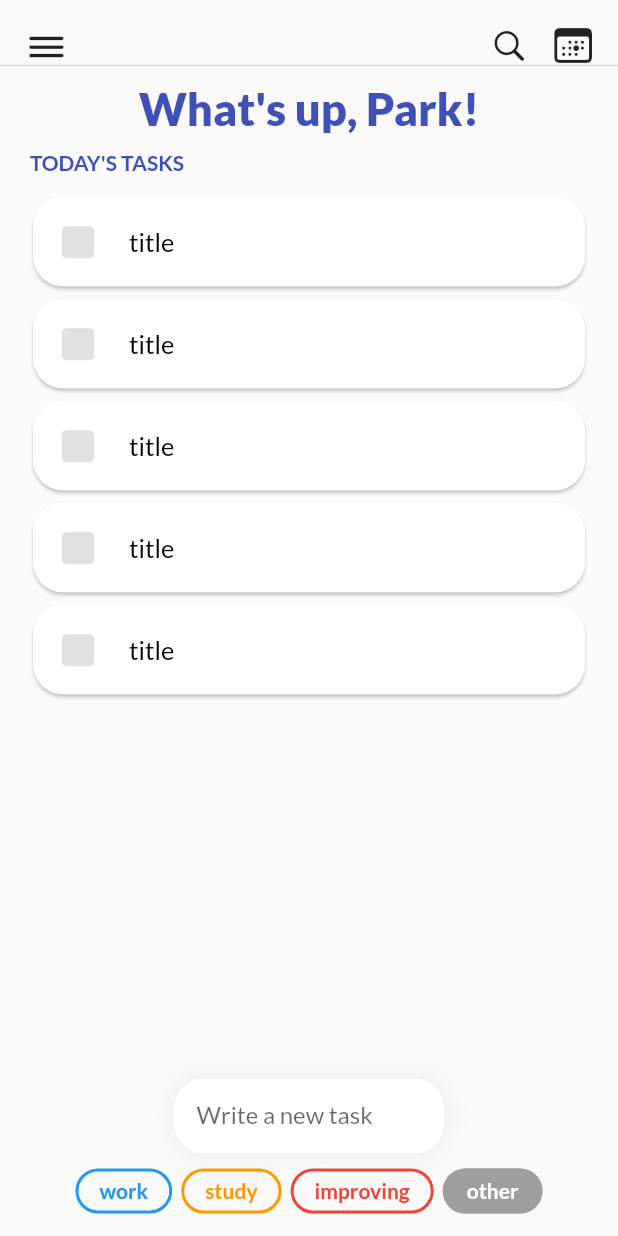
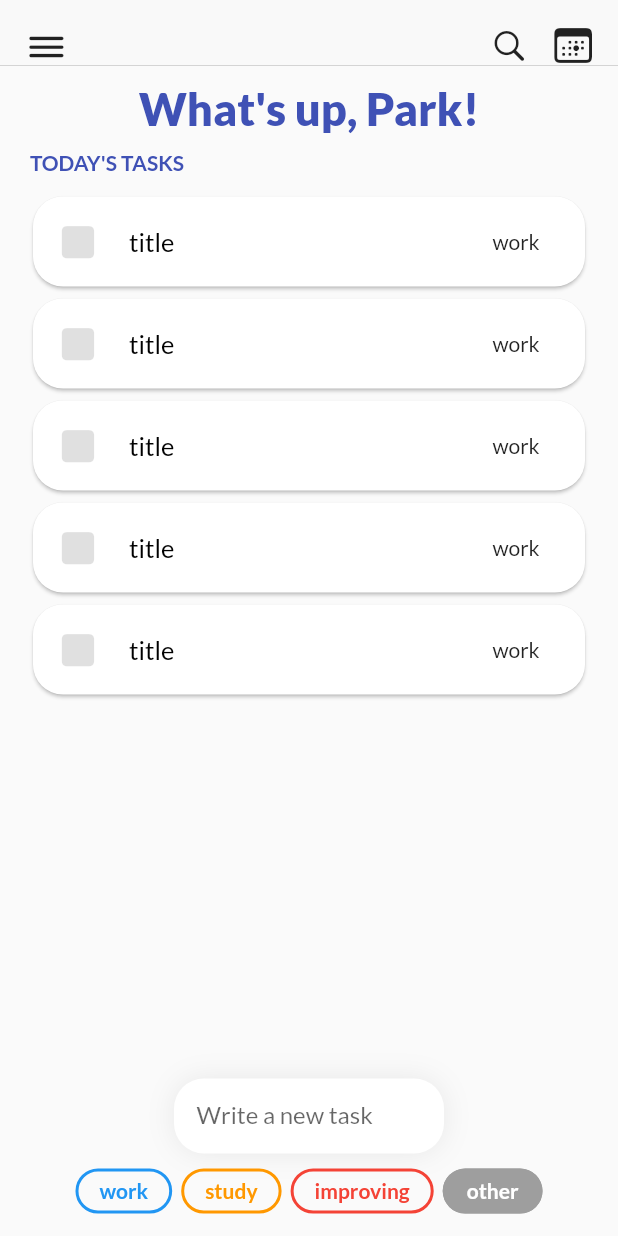
Before and after one commit to ParkSoravee/Todo_App, a Flutter app: the screen it shows after launch, on a phone screen of 412 x 824 dp. Run offline on Flutter 3.47's test engine with Material 2 defaults, Android fonts, the phone set to English and light mode, and no system bars; our stand-ins replace flutter_keyboard_visibility.

Commit message:
add tag and duedate in add task function.

```diff
--- a/lib/new_task/new_task.dart
+++ b/lib/new_task/new_task.dart
@@ -2,6 +2,7 @@ import 'package:flutter/gestures.dart';
 import 'package:flutter/material.dart';
 import 'package:flutter_keyboard_visibility/flutter_keyboard_visibility.dart';
 import 'package:provider/provider.dart';
+import 'package:intl/intl.dart';
 import 'package:todo_app/new_task/tags/tag_button.dart';
 import 'package:todo_app/providers/tags.dart';
 import 'package:todo_app/providers/tasks.dart';
@@ -23,6 +24,7 @@ class _NewTaskState extends State<NewTask> {
   void _addTask() {
     if (_controller.text.isEmpty) {
       // _showTagSelect = false;
+      _dueDate = null;
       _focusNode.unfocus();
       return;
     }
@@ -30,19 +32,33 @@ class _NewTaskState extends State<NewTask> {
       Task(
         DateTime.now().toString(),
         _controller.text,
-        _tag,
+        (_tag), //! save Tag Object
         _dueDate,
       ),
     );
     // _showTagSelect = false;
     _focusNode.unfocus();
     _controller.clear();
+    _dueDate = null;
+    _tag = 'other';
   }
 
   void selectTag(String tag) {
     setState(() {
       _tag = tag;
     });
+  }
+
+  Future<void> _selectDate() async {
+    final selectedDate = await showDatePicker(
+      context: context,
+      initialDate: DateTime.now(),
+      firstDate: DateTime(2021),
+      lastDate: DateTime(2025),
+    );
+    if (selectedDate != null) {
+      _dueDate = selectedDate;
+    }
   }
 
   @override
@@ -95,6 +111,10 @@ class _NewTaskState extends State<NewTask> {
                 ),
               ],
             ),
+            child: Row(
+              mainAxisSize: MainAxisSize.min,
+              children: [
+                Expanded(
                   child: TextField(
                     focusNode: _focusNode,
                     controller: _controller,
@@ -102,12 +122,32 @@ class _NewTaskState extends State<NewTask> {
                     decoration: InputDecoration(
                       border: InputBorder.none,
                       contentPadding:
-                    EdgeInsets.only(bottom: 15, left: 15, right: 15),
+                          EdgeInsets.only(bottom: 15, left: 15, right: 5),
                       labelText: 'Write a new task',
                       floatingLabelBehavior: FloatingLabelBehavior.never,
                     ),
                     onEditingComplete: _addTask,
-              // onSubmitted: _addTask,
+                  ),
+                ),
+                if (_isOnFocus)
+                  TextButton(
+                    onPressed: _selectDate,
+                    child: _dueDate == null
+                        ? Icon(Icons.calendar_today)
+                        : Text(
+                            DateFormat('d/M').format(_dueDate!),
+                            style: TextStyle(
+                              fontWeight: FontWeight.w700,
+                              fontSize: 16,
+                            ),
+                          ),
+                    style: TextButton.styleFrom(
+                      minimumSize: Size(50, 50),
+                      shape: RoundedRectangleBorder(
+                          borderRadius: BorderRadius.circular(20)),
+                    ),
+                  )
+              ],
             ),
           ),
           SizedBox(
--- a/lib/providers/tags.dart
+++ b/lib/providers/tags.dart
@@ -18,4 +18,8 @@ class Tags with ChangeNotifier {
   List<Tag> get tags {
     return [..._tags];
   }
+
+  Tag findTagByTitle(String title) {
+    return _tags.firstWhere((tag) => tag.title == title);
+  }
 }
--- a/lib/widgets/todo_card.dart
+++ b/lib/widgets/todo_card.dart
@@ -42,13 +42,23 @@ class _TodoCardState extends State<TodoCard> {
                 ),
               ),
               SizedBox(width: 20),
-              Text(
-                widget.title,
-                style: TextStyle(
-                  fontSize: 17,
-                  decoration: isFinish ? TextDecoration.lineThrough : null,
-                  color: isFinish ? Colors.black54 : Colors.black,
+              Expanded(
+                child: Text(
+                  widget.title,
+                  softWrap: false,
+                  overflow: TextOverflow.fade,
+                  maxLines: 1,
+                  style: TextStyle(
+                    fontSize: 17,
+                    decoration: isFinish ? TextDecoration.lineThrough : null,
+                    color: isFinish ? Colors.black54 : Colors.black,
+                  ),
                 ),
+              ),
+              Container(
+                width: 60,
+                alignment: Alignment.center,
+                child: Text('work'), //TODO : Tag here and color also
               ),
             ],
           ),
--- a/pubspec.yaml
+++ b/pubspec.yaml
@@ -25,6 +25,7 @@ dependencies:
     sdk: flutter
   provider: ^5.0.0
   flutter_keyboard_visibility: ^5.0.3
+  intl: ^0.17.0
 
 
   # The following adds the Cupertino Icons font to your application.
```
Also changed, not shown: lib/new_task/new_task_field.dart (+90 -90 lines), pubspec.lock. Lines whose indentation alone changed are shown as unchanged.
